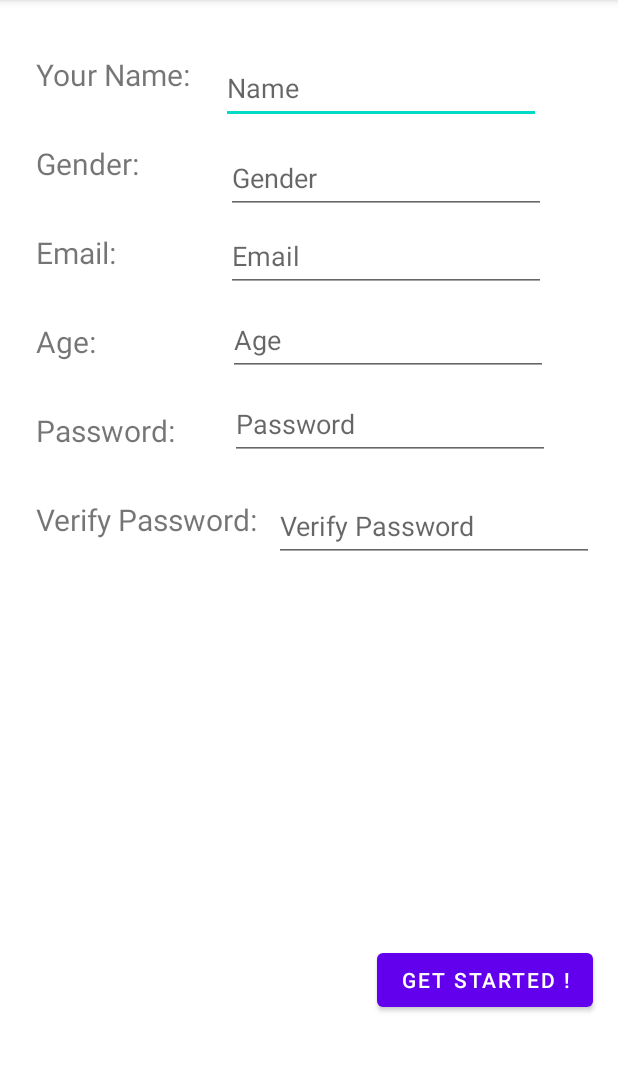
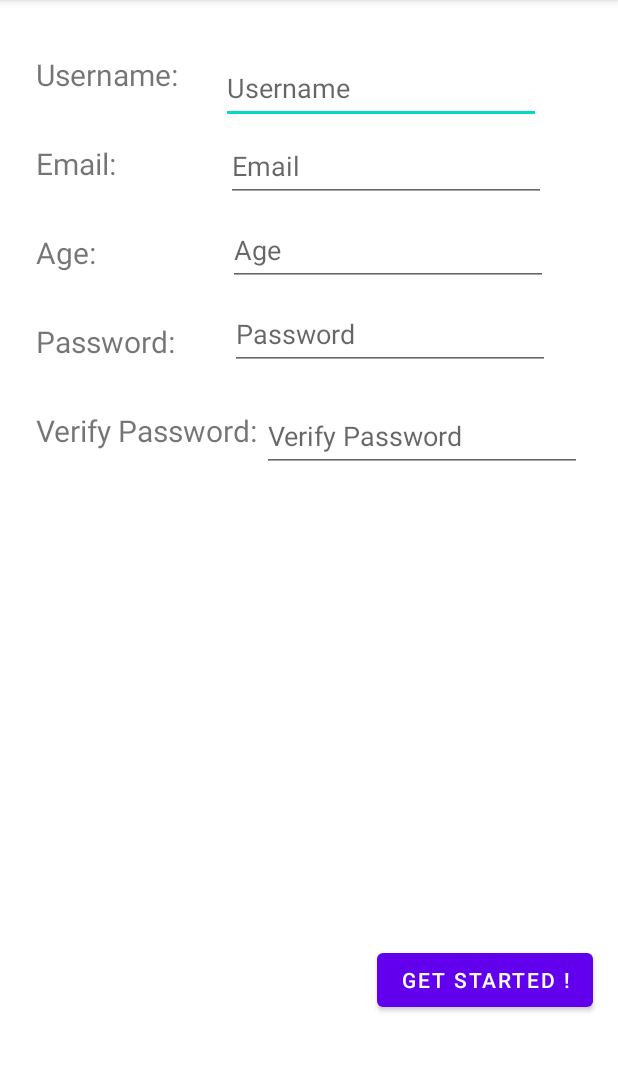
Before and after one commit to natalieaflalo/Fishmania-Android-App, an Android app: the SignInActivity screen opened directly, with no data from a screen before it, on a phone screen of 412 x 824 dp, the part 84-1156 px from its top. Run offline under Robolectric (Android 15) with nearby library versions, the phone set to English and light mode, and no system bars.

Commit message:
Localize and ScoreRecord

```diff
--- a/app/src/main/AndroidManifest.xml
+++ b/app/src/main/AndroidManifest.xml
@@ -9,6 +9,9 @@
         android:roundIcon="@mipmap/ic_launcher_round"
         android:supportsRtl="true"
         android:theme="@style/Theme.FishMania">
+        <activity
+            android:name=".GameActivity"
+            android:exported="false" />
         <activity
             android:name=".SignInActivity"
             android:exported="false" />
@@ -25,6 +28,7 @@
             android:parentActivityName=".MainActivity" />
         <activity
             android:name=".MainActivity"
+            android:configChanges="locale|orientation"
             android:exported="true">
             <intent-filter>
                 <action android:name="android.intent.action.MAIN" />
--- a/app/src/main/java/com/example/fishmania/SignInActivity.java
+++ b/app/src/main/java/com/example/fishmania/SignInActivity.java
@@ -36,7 +36,6 @@ public class SignInActivity extends AppCompatActivity {
     private void initEditTextList() {
         inputEditText.clear();
         inputEditText.add(findViewById(R.id.editTextName));
-        inputEditText.add(findViewById(R.id.editTextGender));
         inputEditText.add(findViewById(R.id.editTextEmail));
         inputEditText.add(findViewById(R.id.editTextAge));
         initStringList();
@@ -68,7 +67,7 @@ public class SignInActivity extends AppCompatActivity {
         for (String input: signInUserInfo) {
             if(input.matches("")){
                 isDataValid = false;
-                Toast toast = Toast.makeText(this, "One Or More Fields Are Missing", Toast.LENGTH_SHORT);
+                Toast toast = Toast.makeText(this, "One or more fields are missing", Toast.LENGTH_SHORT);
                 toast.setGravity(Gravity.TOP,0,0);
                 toast.show();
                 break;
--- /dev/null
+++ b/app/src/main/res/drawable/ic_baseline_settings_24.xml
@@ -0,0 +1,5 @@
+<vector android:autoMirrored="false" android:height="24dp"
+    android:tint="@android:color/white" android:viewportHeight="24"
+    android:viewportWidth="24" android:width="24dp" xmlns:android="http://schemas.android.com/apk/res/android">
+    <path android:fillColor="@android:color/white" android:pathData="M19.14,12.94c0.04,-0.3 0.06,-0.61 0.06,-0.94c0,-0.32 -0.02,-0.64 -0.07,-0.94l2.03,-1.58c0.18,-0.14 0.23,-0.41 0.12,-0.61l-1.92,-3.32c-0.12,-0.22 -0.37,-0.29 -0.59,-0.22l-2.39,0.96c-0.5,-0.38 -1.03,-0.7 -1.62,-0.94L14.4,2.81c-0.04,-0.24 -0.24,-0.41 -0.48,-0.41h-3.84c-0.24,0 -0.43,0.17 -0.47,0.41L9.25,5.35C8.66,5.59 8.12,5.92 7.63,6.29L5.24,5.33c-0.22,-0.08 -0.47,0 -0.59,0.22L2.74,8.87C2.62,9.08 2.66,9.34 2.86,9.48l2.03,1.58C4.84,11.36 4.8,11.69 4.8,12s0.02,0.64 0.07,0.94l-2.03,1.58c-0.18,0.14 -0.23,0.41 -0.12,0.61l1.92,3.32c0.12,0.22 0.37,0.29 0.59,0.22l2.39,-0.96c0.5,0.38 1.03,0.7 1.62,0.94l0.36,2.54c0.05,0.24 0.24,0.41 0.48,0.41h3.84c0.24,0 0.44,-0.17 0.47,-0.41l0.36,-2.54c0.59,-0.24 1.13,-0.56 1.62,-0.94l2.39,0.96c0.22,0.08 0.47,0 0.59,-0.22l1.92,-3.32c0.12,-0.22 0.07,-0.47 -0.12,-0.61L19.14,12.94zM12,15.6c-1.98,0 -3.6,-1.62 -3.6,-3.6s1.62,-3.6 3.6,-3.6s3.6,1.62 3.6,3.6S13.98,15.6 12,15.6z"/>
+</vector>
--- a/app/src/main/res/layout/activity_sign_in.xml
+++ b/app/src/main/res/layout/activity_sign_in.xml
@@ -12,7 +12,7 @@
         android:layout_height="wrap_content"
         android:layout_marginStart="24dp"
         android:layout_marginTop="36dp"
-        android:text="Your Name:"
+        android:text="@string/username_txt"
         android:textSize="20dp"
         app:layout_constraintEnd_toStartOf="@+id/editTextName"
         app:layout_constraintHorizontal_bias="0.0"
@@ -24,7 +24,7 @@
         android:layout_width="wrap_content"
         android:layout_height="wrap_content"
         android:ems="10"
-        android:hint="Name"
+        android:hint="@string/username_box"
         android:inputType="textPersonName"
         android:minHeight="48dp"
         app:layout_constraintBottom_toBottomOf="parent"
@@ -34,33 +34,6 @@
         app:layout_constraintTop_toTopOf="parent"
         app:layout_constraintVertical_bias="0.048" />
 
-    <TextView
-        android:id="@+id/textViewGender"
-        android:layout_width="wrap_content"
-        android:layout_height="wrap_content"
-        android:layout_marginStart="24dp"
-        android:layout_marginTop="32dp"
-        android:text="Gender:"
-        android:textSize="20dp"
-        app:layout_constraintBottom_toBottomOf="parent"
-        app:layout_constraintEnd_toStartOf="@+id/editTextGender"
-        app:layout_constraintHorizontal_bias="0.0"
-        app:layout_constraintStart_toStartOf="parent"
-        app:layout_constraintTop_toBottomOf="@+id/textViewName"
-        app:layout_constraintVertical_bias="0.0" />
-
-    <EditText
-        android:id="@+id/editTextGender"
-        android:layout_width="wrap_content"
-        android:layout_height="wrap_content"
-        android:layout_marginTop="12dp"
-        android:layout_marginEnd="48dp"
-        android:ems="10"
-        android:hint="Gender"
-        android:inputType="textPersonName"
-        android:minHeight="48dp"
-        app:layout_constraintEnd_toEndOf="parent"
-        app:layout_constraintTop_toBottomOf="@+id/editTextName" />
 
     <TextView
         android:id="@+id/textViewEmail"
@@ -68,13 +41,13 @@
         android:layout_height="wrap_content"
         android:layout_marginStart="24dp"
         android:layout_marginTop="32dp"
-        android:text="Email:"
+        android:text="@string/email_txt"
         android:textSize="20dp"
         app:layout_constraintBottom_toBottomOf="parent"
         app:layout_constraintEnd_toStartOf="@+id/editTextEmail"
         app:layout_constraintHorizontal_bias="0.0"
         app:layout_constraintStart_toStartOf="parent"
-        app:layout_constraintTop_toBottomOf="@+id/textViewGender"
+        app:layout_constraintTop_toBottomOf="@+id/textViewName"
         app:layout_constraintVertical_bias="0.0" />
 
     <EditText
@@ -84,11 +57,11 @@
         android:layout_marginTop="4dp"
         android:layout_marginEnd="48dp"
         android:ems="10"
-        android:hint="Email"
+        android:hint="@string/email_box"
         android:inputType="textEmailAddress"
         android:minHeight="48dp"
         app:layout_constraintEnd_toEndOf="parent"
-        app:layout_constraintTop_toBottomOf="@+id/editTextGender" />
+        app:layout_constraintTop_toBottomOf="@+id/editTextName" />
 
     <TextView
         android:id="@+id/textViewAge"
@@ -96,7 +69,7 @@
         android:layout_height="wrap_content"
         android:layout_marginStart="24dp"
         android:layout_marginTop="32dp"
-        android:text="Age:"
+        android:text="@string/age_txt"
         android:textSize="20dp"
         app:layout_constraintBottom_toBottomOf="parent"
         app:layout_constraintEnd_toStartOf="@+id/editTextAge"
@@ -111,7 +84,7 @@
         android:layout_height="wrap_content"
         android:layout_marginTop="8dp"
         android:ems="10"
-        android:hint="Age"
+        android:hint="@string/age_box"
         android:inputType="number"
         android:minHeight="48dp"
         app:layout_constraintEnd_toEndOf="parent"
@@ -125,7 +98,7 @@
         android:layout_height="wrap_content"
         android:layout_marginStart="24dp"
         android:layout_marginTop="32dp"
-        android:text="Password:"
+        android:text="@string/password_txt"
         android:textSize="20dp"
         app:layout_constraintBottom_toBottomOf="parent"
         app:layout_constraintEnd_toStartOf="@+id/editTextPassword"
@@ -140,7 +113,7 @@
         android:layout_height="wrap_content"
         android:layout_marginTop="8dp"
         android:ems="10"
-        android:hint="Password"
+        android:hint="@string/password_box"
         android:inputType="textPassword"
         android:minHeight="48dp"
         app:layout_constraintEnd_toEndOf="parent"
@@ -154,7 +127,7 @@
         android:layout_height="wrap_content"
         android:layout_marginStart="24dp"
         android:layout_marginTop="32dp"
-        android:text="Verify Password:"
+        android:text="@string/verify_password_txt"
         android:textSize="20dp"
         app:layout_constraintBottom_toBottomOf="parent"
         app:layout_constraintEnd_toStartOf="@+id/editTextVerifyPassword"
@@ -168,20 +141,22 @@
         android:layout_width="wrap_content"
         android:layout_height="wrap_content"
         android:layout_marginTop="20dp"
-        android:layout_marginEnd="16dp"
+        android:layout_marginEnd="24dp"
         android:ems="10"
-        android:hint="Verify Password"
+        android:hint="@string/verify_password_box"
         android:inputType="textPassword"
         android:minHeight="48dp"
+        app:layout_constraintBottom_toBottomOf="parent"
         app:layout_constraintEnd_toEndOf="parent"
-        app:layout_constraintTop_toBottomOf="@+id/editTextPassword" />
+        app:layout_constraintTop_toBottomOf="@+id/editTextPassword"
+        app:layout_constraintVertical_bias="0.0" />
 
     <Button
         android:id="@+id/buttonGetStarted"
         android:layout_width="wrap_content"
         android:layout_height="wrap_content"
         android:onClick="enableGetStartedButton"
-        android:text="get started !"
+        android:text="@string/get_started_btn"
         app:layout_constraintBottom_toBottomOf="parent"
         app:layout_constraintEnd_toEndOf="parent"
         app:layout_constraintHorizontal_bias="0.939"
--- a/app/src/main/res/menu/options.xml
+++ b/app/src/main/res/menu/options.xml
@@ -15,6 +15,5 @@
     </item>
     <item android:id="@+id/volume"
         android:title="@string/menu_item_volume"
-        app:showAsAction="never"
-        />
+        app:showAsAction="never" />
 </menu>
--- a/app/src/main/res/values/strings.xml
+++ b/app/src/main/res/values/strings.xml
@@ -1,11 +1,12 @@
 <resources>
     <string name="app_name" translatable="false">FishMania</string>
     <string name="fishmania" translatable="false">Fish Mania!</string>
-    <string name="new_game">New Game</string>
-    <string name="how_to_play">How To Play</string>
-    <string name="login">Login</string>
-    <string name="quit">Quit</string>
-    <string name="scoreboard">Scoreboard</string>
+    <string name="new_game_btn">New Game</string>
+    <string name="how_to_play_btn">How To Play</string>
+    <string name="login_btn">Login</string>
+    <string name="login_txt">Login:</string>
+    <string name="exit_btn">Exit</string>
+    <string name="scoreboard_btn">Scoreboard</string>
     <string name="choose_difficulty">Choose Difficulty:</string>
     <string name="easy_btn">Easy</string>
     <string name="medium_btn">Medium</string>
@@ -15,5 +16,19 @@
     <string name="menu_item_language">Language</string>
     <string name="menu_language_english">English</string>
     <string name="menu_language_hebrew">Hebrew</string>
+    <string name="username_txt">Username:</string>
+    <string name="username_box">Username</string>
+    <string name="password_txt">Password:</string>
+    <string name="password_box">Password</string>
+    <string name="dont_have_an_account">Don\'t Have an Account ?</string>
+    <string name="sign_in_btn">Sign in</string>
+    <string name="email_txt">Email:</string>
+    <string name="email_box">Email</string>
+    <string name="age_txt">Age:</string>
+    <string name="age_box">Age</string>
+    <string name="verify_password_txt">Verify Password:</string>
+    <string name="verify_password_box">Verify Password</string>
+    <string name="get_started_btn">get started !</string>
+
 
 </resources>
```
Also changed, not shown: app/src/main/java/com/example/fishmania/GameActivity.java (added, +14 -0 lines), app/src/main/java/com/example/fishmania/MainActivity.java (+51 -0 lines), app/src/main/java/com/example/fishmania/ScoreRecord.java (added, +51 -0 lines), app/src/main/java/com/example/fishmania/ScoreboardActivity.java (+22 -0 lines), app/src/main/res/layout/activity_game.xml (added, +9 -0 lines), app/src/main/res/layout/activity_login.xml (+37 -26 lines), app/src/main/res/layout/activity_main.xml (+7 -10 lines), app/src/main/res/layout/activity_scoreboard.xml (+10 -0 lines), app/src/main/res/layout/adapter_view_layout.xml (added, +48 -0 lines), app/src/main/res/drawable/blue_other_fish.png (added), app/src/main/res/drawable/green_eating_fish.png (added), app/src/main/res/drawable/pink_eating_fish.png (added), 1 other file.
